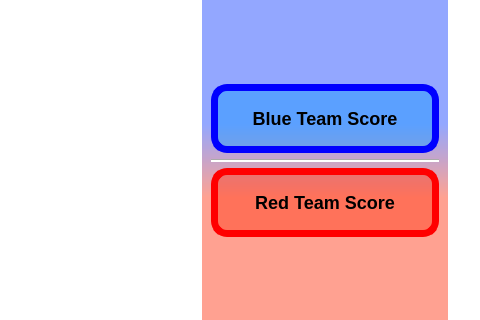
Qt form src/mainwindow.ui (courseworks/AP1401-1-FinalProject) before a commit; both pictures show x 475 to 955 and y 215 to 535 of the 955 by 751 pixel window.
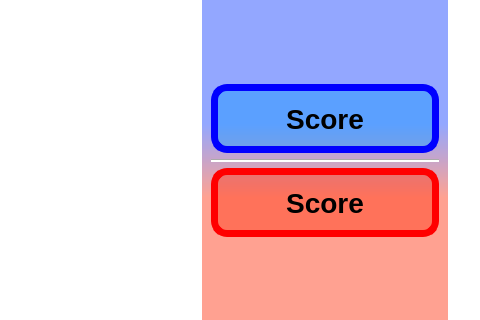
The same form after that commit.

What changed in the file:
```diff
--- a/src/mainwindow.ui
+++ b/src/mainwindow.ui
@@ -83,7 +83,7 @@
 	background: rgba(0, 150, 255, 97);
     padding: 7px;
     border-radius: 16px;
-	font: bold 18px;
+	font: bold 28px;
 }
 QLabel#label_redteam_score
 {
@@ -91,7 +91,7 @@
 	background: rgba(255, 38, 0, 97);
     padding: 7px;
     border-radius: 16px;
-	font: bold 18px;
+	font: bold 28px;
 }
 </string>
       </property>
@@ -99,7 +99,7 @@
        <item row="5" column="0" colspan="2">
         <widget class="QLabel" name="label_blueteam_score">
          <property name="text">
-          <string>Blue Team Score</string>
+          <string>Score</string>
          </property>
          <property name="alignment">
           <set>Qt::AlignCenter</set>
@@ -211,7 +211,7 @@
        <item row="7" column="0" colspan="2">
         <widget class="QLabel" name="label_redteam_score">
          <property name="text">
-          <string>Red Team Score</string>
+          <string>Score</string>
          </property>
          <property name="alignment">
           <set>Qt::AlignCenter</set>
```
